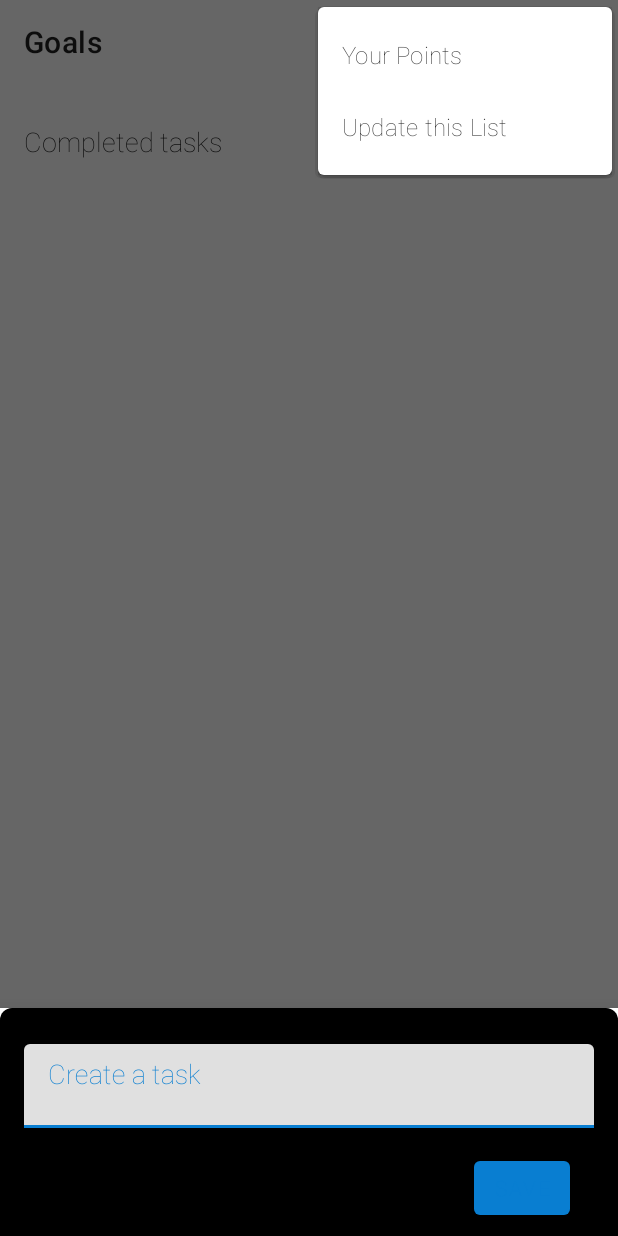
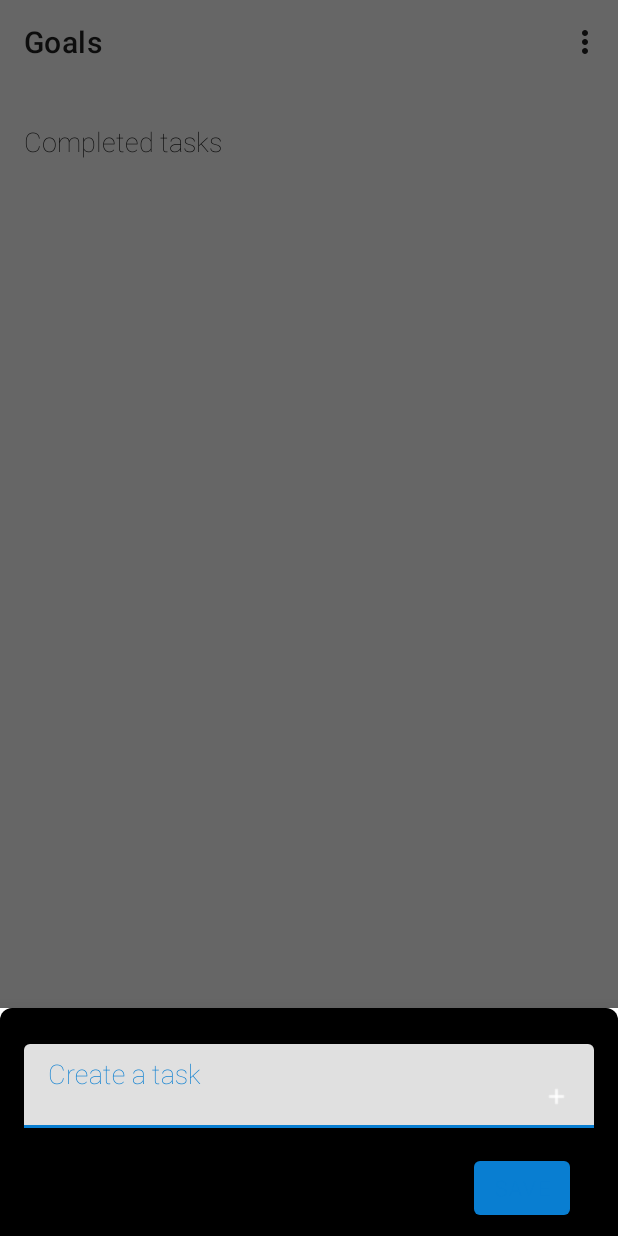
Before and after one commit to DhruvamSharma/Udacity-Capstone, an Android app: the fragment MainActivityBottomSheetFragment placed in its activity, with the options menu open, on a phone screen of 412 x 824 dp. Run offline under Robolectric (Android 15) with nearby library versions, the phone set to English and light mode, and no system bars; our stand-ins replace AdMob; libraries missing offline, so code that uses them is left out: com.facebook.stetho, org.parceler; 4 statements that could not run were skipped.

Commit message:
Task 7: Release Task Added. Some very minor UI Changes

```diff
--- a/AndroidProject/app/build.gradle
+++ b/AndroidProject/app/build.gradle
@@ -8,7 +8,7 @@ android {
             keyAlias 'chalorebels'
             keyPassword 'chalorebels'
             storePassword 'chalorebels'
-            storeFile file('keystore/debug.keystore')
+            storeFile file('keystore/keystore')
         }
     }
     compileSdkVersion 28
--- a/AndroidProject/app/src/main/java/com/udafil/dhruvamsharma/udacity_capstone/ui_controller/MainActivity.java
+++ b/AndroidProject/app/src/main/java/com/udafil/dhruvamsharma/udacity_capstone/ui_controller/MainActivity.java
@@ -42,6 +42,7 @@ import androidx.annotation.NonNull;
 import androidx.appcompat.app.AppCompatActivity;
 import androidx.appcompat.widget.Toolbar;
 import androidx.constraintlayout.widget.ConstraintLayout;
+import androidx.coordinatorlayout.widget.CoordinatorLayout;
 import androidx.lifecycle.LiveData;
 import androidx.lifecycle.Observer;
 import androidx.recyclerview.widget.DividerItemDecoration;
@@ -96,6 +97,7 @@ public class MainActivity extends AppCompatActivity
     Toolbar myToolbar;
 
     Bundle saveInstanceState;
+    CoordinatorLayout mMainActivityBackgroundLayout;
 
 
     /**
@@ -151,11 +153,6 @@ public class MainActivity extends AppCompatActivity
 
         }
 
-
-
-
-
-
         setUpTaskRecyclerView();
         setUpListRecyclerView();
         setupCompletedTaskRecyclerView();
@@ -198,6 +195,7 @@ public class MainActivity extends AppCompatActivity
         bottomSheet = findViewById(R.id.activity_main_bottom_sheet_bs);
         //List Name Text View
         mCompletedTextLabel = findViewById(R.id.completed_task_text_view_tv);
+        mMainActivityBackgroundLayout = findViewById(R.id.main_activity_background_layout);
 
     }
 
@@ -482,14 +480,17 @@ public class MainActivity extends AppCompatActivity
             @Override
             public void onChanged(final java.util.List<Task> tasks) {
 
-
-
                     runOnUiThread(new Runnable() {
                         @Override
                         public void run() {
 
                             Log.e("onTaskRetrieved", "retrieving from live data " + isCompleted);
 
+                            if(tasks.isEmpty()) {
+                               mMainActivityBackgroundLayout.setBackgroundResource(R.drawable.no_tasks_white);
+                            } else {
+                                mMainActivityBackgroundLayout.setBackgroundColor(getResources().getColor(android.R.color.background_light));
+                            }
                             onTaskRetrieved(isCompleted, tasks);
 
                         }
--- a/AndroidProject/app/src/main/res/layout/activity_main.xml
+++ b/AndroidProject/app/src/main/res/layout/activity_main.xml
@@ -4,6 +4,7 @@
     xmlns:tools="http://schemas.android.com/tools"
     android:layout_width="match_parent"
     android:layout_height="match_parent"
+    android:id="@+id/main_activity_background_layout"
     android:background="@android:color/background_light"
     tools:context=".ui_controller.MainActivity">
 
@@ -12,7 +13,7 @@
         android:layout_width="match_parent"
         android:layout_height="?attr/actionBarSize"
         android:background="@android:color/transparent"
-        android:elevation="4dp"
+        app:elevation="@dimen/toolbar_elevation"
         android:theme="@style/ThemeOverlay.AppCompat.ActionBar"
         app:popupTheme="@style/ThemeOverlay.AppCompat.Light">
 
@@ -90,7 +91,7 @@
         android:layout_height="wrap_content"
         app:layout_anchor="@id/bottom_sheet_fragment_layout"
         app:layout_anchorGravity="top|center"
-        android:elevation="@dimen/fab_elevation"
+        app:elevation="@dimen/fab_elevation"
         app:srcCompat="@drawable/round_add_white_18dp"
         android:layout_marginBottom="@dimen/element_margin"/>
 
--- a/AndroidProject/app/src/main/res/layout/activity_main_new_task_bottom_sheet_fragment.xml
+++ b/AndroidProject/app/src/main/res/layout/activity_main_new_task_bottom_sheet_fragment.xml
@@ -14,6 +14,8 @@
         android:layout_width="match_parent"
         android:layout_height="wrap_content"
         android:layout_margin="@dimen/element_margin"
+        android:textColorHint="@color/colorAccent"
+        android:hint="@string/new_task_hint"
         app:hintTextAppearance="@style/Base.TextAppearance.AppCompat.Medium"
         app:boxStrokeColor="@color/colorAccent"
 
@@ -23,8 +25,8 @@
         <com.google.android.material.textfield.TextInputEditText
             android:id="@+id/main_activity_bottom_sheet_edit_task_et"
             android:layout_width="match_parent"
-            android:textColorHint="@color/colorAccent"
-            android:hint="@string/new_task_hint"
+            android:drawableEnd="@drawable/round_add_white_18dp"
+            android:drawableRight="@drawable/round_add_white_18dp"
             android:textColor="@android:color/white"
             android:layout_height="wrap_content" />
 
@@ -36,7 +38,7 @@
         android:layout_width="wrap_content"
         android:layout_height="wrap_content"
         android:layout_margin="@dimen/element_margin"
-        android:text="Save"
+        android:text="@string/save_button_label"
         app:backgroundTint="@color/colorAccent"
 
         app:layout_constraintEnd_toEndOf="@id/main_activity_bottom_sheet_edit_task_til"
--- a/AndroidProject/app/src/main/res/values/dimens.xml
+++ b/AndroidProject/app/src/main/res/values/dimens.xml
@@ -12,6 +12,7 @@ http://developer.android.com/guide/topics/appwidgets/index.html#CreatingLayout
     <dimen name="widget_margin">8dp</dimen>
     <dimen name="bottom_sheet_elevation">5dp</dimen>
     <dimen name="fab_elevation">6dp</dimen>
+    <dimen name="toolbar_elevation">4dp</dimen>
     <dimen name="bottom_sheet_peek_height">56dp</dimen>
 
 </resources>
--- a/AndroidProject/app/src/main/res/values/strings.xml
+++ b/AndroidProject/app/src/main/res/values/strings.xml
@@ -21,6 +21,7 @@
     <string name="menu_points_label">Your Points</string>
     <string name="menu_update_list_label">Update this List</string>
     <string name="new_task_hint">Create a task</string>
+    <string name="save_button_label">Save</string>
 
 
 </resources>
```
Also changed, not shown: 14 other files.
